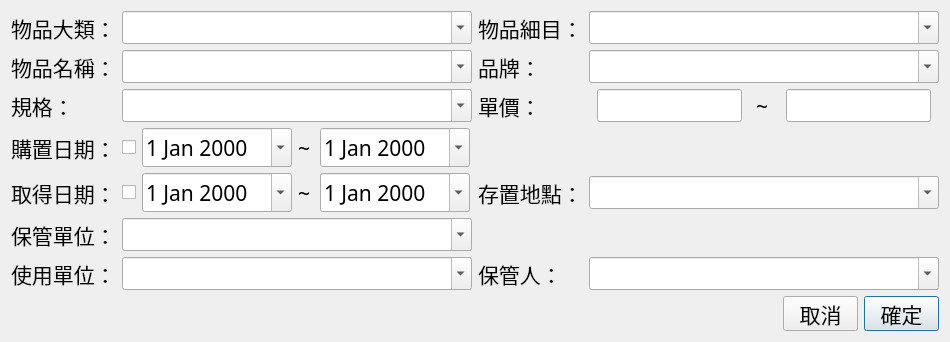
Qt form myqtpy/filter.ui (alchenerd/hvhnonc) before a commit.
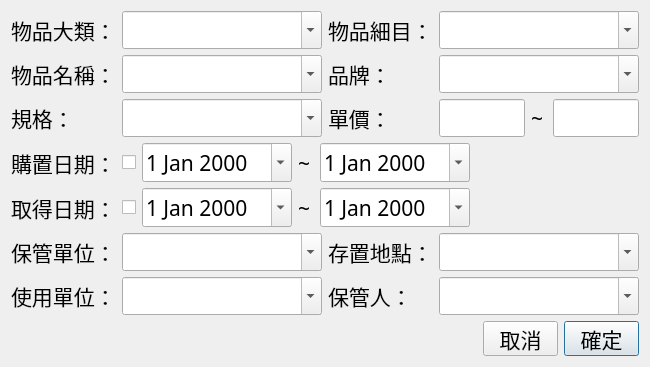
The same form after that commit.

Commit message: Fix unregister.form doubleclick, and made filter.mode(out)

Diff of the .ui file:
```diff
--- a/myqtpy/filter.ui
+++ b/myqtpy/filter.ui
@@ -6,7 +6,7 @@
    <rect>
     <x>0</x>
     <y>0</y>
-    <width>948</width>
+    <width>648</width>
     <height>338</height>
    </rect>
   </property>
@@ -16,22 +16,36 @@
   <layout class="QVBoxLayout" name="verticalLayout">
    <item>
     <layout class="QGridLayout" name="gridLayout_2">
+     <item row="2" column="0">
+      <widget class="QLabel" name="label_3">
+       <property name="font">
+        <font>
+         <family>微軟正黑體</family>
+         <pointsize>16</pointsize>
+        </font>
+       </property>
+       <property name="text">
+        <string>規格：</string>
+       </property>
+      </widget>
+     </item>
+     <item row="2" column="2">
+      <widget class="QLabel" name="label_12">
+       <property name="font">
+        <font>
+         <family>微軟正黑體</family>
+         <pointsize>16</pointsize>
+        </font>
+       </property>
+       <property name="text">
+        <string>單價：</string>
+       </property>
+      </widget>
+     </item>
      <item row="2" column="3">
       <layout class="QHBoxLayout" name="horizontalLayout">
        <item>
         <widget class="QLineEdit" name="price_min">
-         <property name="minimumSize">
-          <size>
-           <width>145</width>
-           <height>33</height>
-          </size>
-         </property>
-         <property name="maximumSize">
-          <size>
-           <width>145</width>
-           <height>33</height>
-          </size>
-         </property>
          <property name="font">
           <font>
            <family>微軟正黑體</family>
@@ -67,18 +81,6 @@
        </item>
        <item>
         <widget class="QLineEdit" name="price_max">
-         <property name="minimumSize">
-          <size>
-           <width>145</width>
-           <height>33</height>
-          </size>
-         </property>
-         <property name="maximumSize">
-          <size>
-           <width>145</width>
-           <height>33</height>
-          </size>
-         </property>
          <property name="font">
           <font>
            <family>微軟正黑體</family>
@@ -174,112 +176,6 @@
        </item>
       </layout>
      </item>
-     <item row="4" column="1">
-      <layout class="QHBoxLayout" name="horizontalLayout_3">
-       <item>
-        <widget class="QCheckBox" name="acquire_date_chk">
-         <property name="font">
-          <font>
-           <family>微軟正黑體</family>
-           <pointsize>16</pointsize>
-          </font>
-         </property>
-         <property name="text">
-          <string/>
-         </property>
-        </widget>
-       </item>
-       <item>
-        <widget class="QDateEdit" name="acquire_date_min">
-         <property name="font">
-          <font>
-           <family>微軟正黑體</family>
-           <pointsize>16</pointsize>
-          </font>
-         </property>
-         <property name="calendarPopup">
-          <bool>true</bool>
-         </property>
-        </widget>
-       </item>
-       <item>
-        <widget class="QLabel" name="label_9">
-         <property name="minimumSize">
-          <size>
-           <width>16</width>
-           <height>33</height>
-          </size>
-         </property>
-         <property name="maximumSize">
-          <size>
-           <width>16</width>
-           <height>33</height>
-          </size>
-         </property>
-         <property name="font">
-          <font>
-           <family>微軟正黑體</family>
-           <pointsize>16</pointsize>
-          </font>
-         </property>
-         <property name="text">
-          <string>~</string>
-         </property>
-        </widget>
-       </item>
-       <item>
-        <widget class="QDateEdit" name="acquire_date_max">
-         <property name="font">
-          <font>
-           <family>微軟正黑體</family>
-           <pointsize>16</pointsize>
-          </font>
-         </property>
-         <property name="calendarPopup">
-          <bool>true</bool>
-         </property>
-        </widget>
-       </item>
-       <item>
-        <spacer name="horizontalSpacer_3">
-         <property name="orientation">
-          <enum>Qt::Horizontal</enum>
-         </property>
-         <property name="sizeHint" stdset="0">
-          <size>
-           <width>40</width>
-           <height>20</height>
-          </size>
-         </property>
-        </spacer>
-       </item>
-      </layout>
-     </item>
-     <item row="0" column="3">
-      <widget class="QComboBox" name="subcategory">
-       <property name="minimumSize">
-        <size>
-         <width>350</width>
-         <height>33</height>
-        </size>
-       </property>
-       <property name="maximumSize">
-        <size>
-         <width>350</width>
-         <height>33</height>
-        </size>
-       </property>
-       <property name="font">
-        <font>
-         <family>微軟正黑體</family>
-         <pointsize>16</pointsize>
-        </font>
-       </property>
-       <property name="editable">
-        <bool>true</bool>
-       </property>
-      </widget>
-     </item>
      <item row="1" column="2">
       <widget class="QLabel" name="label_11">
        <property name="font">
@@ -293,18 +189,12 @@
        </property>
       </widget>
      </item>
-     <item row="1" column="3">
-      <widget class="QComboBox" name="brand">
+     <item row="0" column="3">
+      <widget class="QComboBox" name="subcategory">
        <property name="minimumSize">
         <size>
-         <width>350</width>
-         <height>33</height>
-        </size>
-       </property>
-       <property name="maximumSize">
-        <size>
-         <width>350</width>
-         <height>33</height>
+         <width>200</width>
+         <height>0</height>
         </size>
        </property>
        <property name="font">
@@ -344,18 +234,63 @@
        </property>
       </widget>
      </item>
+     <item row="1" column="3">
+      <widget class="QComboBox" name="brand">
+       <property name="minimumSize">
+        <size>
+         <width>200</width>
+         <height>0</height>
+        </size>
+       </property>
+       <property name="font">
+        <font>
+         <family>微軟正黑體</family>
+         <pointsize>16</pointsize>
+        </font>
+       </property>
+       <property name="editable">
+        <bool>true</bool>
+       </property>
+      </widget>
+     </item>
      <item row="2" column="1">
       <widget class="QComboBox" name="spec">
        <property name="minimumSize">
         <size>
-         <width>350</width>
-         <height>33</height>
+         <width>200</width>
+         <height>0</height>
         </size>
        </property>
-       <property name="maximumSize">
+       <property name="font">
+        <font>
+         <family>微軟正黑體</family>
+         <pointsize>16</pointsize>
+        </font>
+       </property>
+       <property name="editable">
+        <bool>true</bool>
+       </property>
+      </widget>
+     </item>
+     <item row="6" column="0">
+      <widget class="QLabel" name="label_7">
+       <property name="font">
+        <font>
+         <family>微軟正黑體</family>
+         <pointsize>16</pointsize>
+        </font>
+       </property>
+       <property name="text">
+        <string>使用單位：</string>
+       </property>
+      </widget>
+     </item>
+     <item row="6" column="1">
+      <widget class="QComboBox" name="use_department">
+       <property name="minimumSize">
         <size>
-         <width>350</width>
-         <height>33</height>
+         <width>200</width>
+         <height>0</height>
         </size>
        </property>
        <property name="font">
@@ -369,8 +304,8 @@
        </property>
       </widget>
      </item>
-     <item row="2" column="0">
-      <widget class="QLabel" name="label_3">
+     <item row="3" column="0">
+      <widget class="QLabel" name="label_2">
        <property name="font">
         <font>
          <family>微軟正黑體</family>
@@ -378,12 +313,12 @@
         </font>
        </property>
        <property name="text">
-        <string>規格：</string>
+        <string>購置日期：</string>
        </property>
       </widget>
      </item>
-     <item row="2" column="2">
-      <widget class="QLabel" name="label_12">
+     <item row="5" column="0">
+      <widget class="QLabel" name="label_6">
        <property name="font">
         <font>
          <family>微軟正黑體</family>
@@ -391,7 +326,20 @@
         </font>
        </property>
        <property name="text">
-        <string>單價：</string>
+        <string>保管單位：</string>
+       </property>
+      </widget>
+     </item>
+     <item row="4" column="0">
+      <widget class="QLabel" name="label_5">
+       <property name="font">
+        <font>
+         <family>微軟正黑體</family>
+         <pointsize>16</pointsize>
+        </font>
+       </property>
+       <property name="text">
+        <string>取得日期：</string>
        </property>
       </widget>
      </item>
@@ -399,14 +347,8 @@
       <widget class="QComboBox" name="name">
        <property name="minimumSize">
         <size>
-         <width>350</width>
-         <height>33</height>
-        </size>
-       </property>
-       <property name="maximumSize">
-        <size>
-         <width>350</width>
-         <height>33</height>
+         <width>200</width>
+         <height>0</height>
         </size>
        </property>
        <property name="font">
@@ -424,14 +366,8 @@
       <widget class="QComboBox" name="category">
        <property name="minimumSize">
         <size>
-         <width>350</width>
-         <height>33</height>
-        </size>
-       </property>
-       <property name="maximumSize">
-        <size>
-         <width>350</width>
-         <height>33</height>
+         <width>200</width>
+         <height>0</height>
         </size>
        </property>
        <property name="font">
@@ -458,84 +394,14 @@
        </property>
       </widget>
      </item>
-     <item row="4" column="0">
-      <widget class="QLabel" name="label_5">
-       <property name="font">
-        <font>
-         <family>微軟正黑體</family>
-         <pointsize>16</pointsize>
-        </font>
-       </property>
-       <property name="text">
-        <string>取得日期：</string>
-       </property>
-      </widget>
-     </item>
-     <item row="4" column="2">
-      <widget class="QLabel" name="label_13">
-       <property name="font">
-        <font>
-         <family>微軟正黑體</family>
-         <pointsize>16</pointsize>
-        </font>
-       </property>
-       <property name="text">
-        <string>存置地點：</string>
-       </property>
-      </widget>
-     </item>
-     <item row="4" column="3">
-      <widget class="QComboBox" name="place">
-       <property name="minimumSize">
-        <size>
-         <width>350</width>
-         <height>33</height>
-        </size>
-       </property>
-       <property name="maximumSize">
-        <size>
-         <width>350</width>
-         <height>33</height>
-        </size>
-       </property>
-       <property name="font">
-        <font>
-         <family>微軟正黑體</family>
-         <pointsize>16</pointsize>
-        </font>
-       </property>
-       <property name="editable">
-        <bool>true</bool>
-       </property>
-      </widget>
-     </item>
-     <item row="5" column="0">
-      <widget class="QLabel" name="label_6">
-       <property name="font">
-        <font>
-         <family>微軟正黑體</family>
-         <pointsize>16</pointsize>
-        </font>
-       </property>
-       <property name="text">
-        <string>保管單位：</string>
-       </property>
-      </widget>
-     </item>
      <item row="5" column="1">
       <widget class="QComboBox" name="keep_department">
        <property name="minimumSize">
         <size>
-         <width>350</width>
-         <height>33</height>
+         <width>200</width>
+         <height>0</height>
         </size>
        </property>
-       <property name="maximumSize">
-        <size>
-         <width>350</width>
-         <height>33</height>
-        </size>
-       </property>
        <property name="font">
         <font>
          <family>微軟正黑體</family>
@@ -547,69 +413,12 @@
        </property>
       </widget>
      </item>
-     <item row="6" column="0">
-      <widget class="QLabel" name="label_7">
-       <property name="font">
-        <font>
-         <family>微軟正黑體</family>
-         <pointsize>16</pointsize>
-        </font>
-       </property>
-       <property name="text">
-        <string>使用單位：</string>
-       </property>
-      </widget>
-     </item>
-     <item row="6" column="1">
-      <widget class="QComboBox" name="use_department">
-       <property name="minimumSize">
-        <size>
-         <width>350</width>
-         <height>33</height>
-        </size>
-       </property>
-       <property name="maximumSize">
-        <size>
-         <width>350</width>
-         <height>33</height>
-        </size>
-       </property>
-       <property name="font">
-        <font>
-         <family>微軟正黑體</family>
-         <pointsize>16</pointsize>
-        </font>
-       </property>
-       <property name="editable">
-        <bool>true</bool>
-       </property>
-      </widget>
-     </item>
-     <item row="3" column="0">
-      <widget class="QLabel" name="label_2">
-       <property name="font">
-        <font>
-         <family>微軟正黑體</family>
-         <pointsize>16</pointsize>
-        </font>
-       </property>
-       <property name="text">
-        <string>購置日期：</string>
-       </property>
-      </widget>
-     </item>
      <item row="6" column="3">
       <widget class="QComboBox" name="keeper">
        <property name="minimumSize">
         <size>
-         <width>350</width>
-         <height>33</height>
-        </size>
-       </property>
-       <property name="maximumSize">
-        <size>
-         <width>350</width>
-         <height>33</height>
+         <width>200</width>
+         <height>0</height>
         </size>
        </property>
        <property name="font">
@@ -636,6 +445,119 @@
        </property>
       </widget>
      </item>
+     <item row="5" column="2">
+      <widget class="QLabel" name="label_13">
+       <property name="font">
+        <font>
+         <family>微軟正黑體</family>
+         <pointsize>16</pointsize>
+        </font>
+       </property>
+       <property name="text">
+        <string>存置地點：</string>
+       </property>
+      </widget>
+     </item>
+     <item row="5" column="3">
+      <widget class="QComboBox" name="place">
+       <property name="minimumSize">
+        <size>
+         <width>200</width>
+         <height>0</height>
+        </size>
+       </property>
+       <property name="font">
+        <font>
+         <family>微軟正黑體</family>
+         <pointsize>16</pointsize>
+        </font>
+       </property>
+       <property name="editable">
+        <bool>true</bool>
+       </property>
+      </widget>
+     </item>
+     <item row="4" column="1" colspan="3">
+      <layout class="QHBoxLayout" name="horizontalLayout_3">
+       <item>
+        <widget class="QCheckBox" name="acquire_date_chk">
+         <property name="font">
+          <font>
+           <family>微軟正黑體</family>
+           <pointsize>16</pointsize>
+          </font>
+         </property>
+         <property name="text">
+          <string/>
+         </property>
+        </widget>
+       </item>
+       <item>
+        <widget class="QDateEdit" name="acquire_date_min">
+         <property name="font">
+          <font>
+           <family>微軟正黑體</family>
+           <pointsize>16</pointsize>
+          </font>
+         </property>
+         <property name="calendarPopup">
+          <bool>true</bool>
+         </property>
+        </widget>
+       </item>
+       <item>
+        <widget class="QLabel" name="label_9">
+         <property name="minimumSize">
+          <size>
+           <width>16</width>
+           <height>33</height>
+          </size>
+         </property>
+         <property name="maximumSize">
+          <size>
+           <width>16</width>
+           <height>33</height>
+          </size>
+         </property>
+         <property name="font">
+          <font>
+           <family>微軟正黑體</family>
+           <pointsize>16</pointsize>
+          </font>
+         </property>
+         <property name="text">
+          <string>~</string>
+         </property>
+        </widget>
+       </item>
+       <item>
+        <widget class="QDateEdit" name="acquire_date_max">
+         <property name="font">
+          <font>
+           <family>微軟正黑體</family>
+           <pointsize>16</pointsize>
+          </font>
+         </property>
+         <property name="calendarPopup">
+          <bool>true</bool>
+         </property>
+        </widget>
+       </item>
+       <item>
+        <spacer name="horizontalSpacer_3">
+         <property name="orientation">
+          <enum>Qt::Horizontal</enum>
+         </property>
+         <property name="sizeHint" stdset="0">
+          <size>
+           <width>40</width>
+           <height>20</height>
+          </size>
+         </property>
+        </spacer>
+       </item>
+      </layout>
+     </item>
     </layout>
    </item>
    <item>
```
Left out of the diff: 1 changed line with no effect on the pictures. The commit also changes 5 other files.
